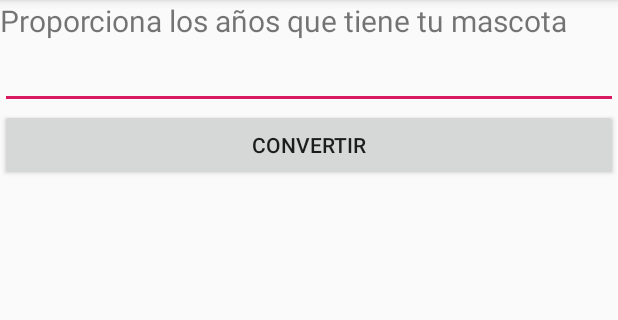
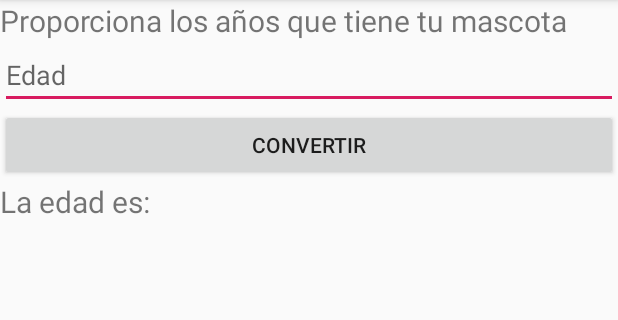
Before and after one commit to IamLAM/ViewsApp, an Android app: the screen it shows after launch (MainActivity), on a phone screen of 412 x 824 dp, the part 84-404 px from its top. Run offline under Robolectric (Android 15) with nearby library versions, the phone set to English and light mode, and no system bars.

Commit message:
result section was added

```diff
--- a/app/src/main/res/layout/activity_main.xml
+++ b/app/src/main/res/layout/activity_main.xml
@@ -20,7 +20,9 @@ android:orientation="vertical"
         />
 <EditText
     android:layout_width="match_parent"
-    android:layout_height="wrap_content" />
+    android:layout_height="wrap_content"
+    android:hint="Edad"
+    />
 
     <Button
         android:id="@+id/button"
@@ -28,7 +30,12 @@ android:orientation="vertical"
         android:layout_height="wrap_content"
         android:text="Convertir"
       />
-
+<TextView
+    android:layout_width="match_parent"
+    android:layout_height="wrap_content"
+    android:textSize="20sp"
+    android:text="La edad es:"
+    />
       </LinearLayout>
     <!--
 </android.support.constraint.ConstraintLayout>-->
```
